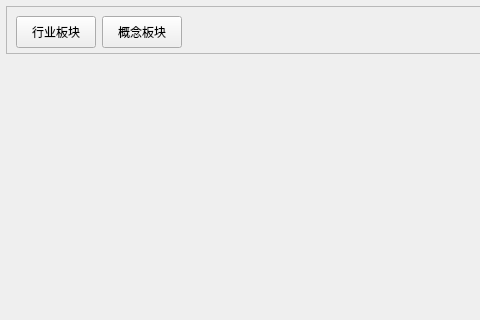
Before: the Qt Designer form gui/qt_widgets/board/BoardHomeWidget.ui in Daydreamer-AI/MPolicy, drawn with Qt 5; both pictures show x 0 to 480 and y 0 to 320 of the 1266 by 768 pixel window.
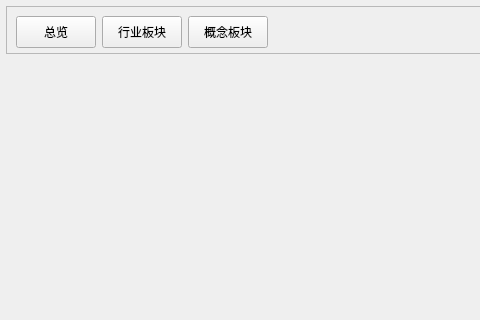
After: the same form once the commit is applied.

Commit message: 添加行业概览界面

```diff
--- a/gui/qt_widgets/board/BoardHomeWidget.ui
+++ b/gui/qt_widgets/board/BoardHomeWidget.ui
@@ -47,6 +47,25 @@
       <enum>QFrame::Raised</enum>
      </property>
      <layout class="QHBoxLayout" name="horizontalLayout">
+      <item>
+       <widget class="QPushButton" name="btn_board_overview">
+        <property name="minimumSize">
+         <size>
+          <width>0</width>
+          <height>32</height>
+         </size>
+        </property>
+        <property name="maximumSize">
+         <size>
+          <width>16777215</width>
+          <height>32</height>
+         </size>
+        </property>
+        <property name="text">
+         <string>总览</string>
+        </property>
+       </widget>
+      </item>
       <item>
        <widget class="QPushButton" name="btn_industry_board">
         <property name="minimumSize">
```
The commit also changes 7 other files.
